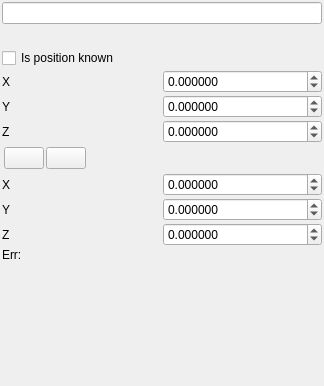
Above: utils/corestructs/cameraModel/featurePointControlWidget.ui from NickPenkrat/corecvs before the change. Below: the same form after it.
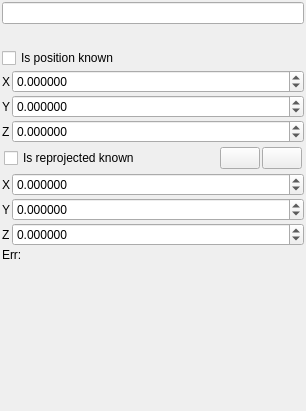
That is the form after the change. Icons and pictures are not drawn. Custom widgets are drawn as their Qt base class.

Patch:
```diff
--- a/utils/corestructs/cameraModel/featurePointControlWidget.ui
+++ b/utils/corestructs/cameraModel/featurePointControlWidget.ui
@@ -6,8 +6,8 @@
    <rect>
     <x>0</x>
     <y>0</y>
-    <width>324</width>
-    <height>386</height>
+    <width>306</width>
+    <height>411</height>
    </rect>
   </property>
   <property name="windowTitle">
@@ -56,6 +56,12 @@
      </property>
      <item row="0" column="0">
       <widget class="QLabel" name="label_8">
+       <property name="sizePolicy">
+        <sizepolicy hsizetype="Fixed" vsizetype="Preferred">
+         <horstretch>0</horstretch>
+         <verstretch>0</verstretch>
+        </sizepolicy>
+       </property>
        <property name="text">
         <string>X</string>
        </property>
@@ -134,47 +140,7 @@
       <property name="spacing">
        <number>2</number>
       </property>
-      <item row="0" column="0">
-       <widget class="QPushButton" name="posToReprojButton">
-        <property name="toolTip">
-         <string>Copy Position to Trinangulation Guess</string>
-        </property>
-        <property name="text">
-         <string/>
-        </property>
-        <property name="icon">
-         <iconset resource="../../../resources/main.qrc">
-          <normaloff>:/new/prefix1/down_alt.png</normaloff>:/new/prefix1/down_alt.png</iconset>
-        </property>
-        <property name="iconSize">
-         <size>
-          <width>24</width>
-          <height>24</height>
-         </size>
-        </property>
-       </widget>
-      </item>
       <item row="0" column="1">
-       <widget class="QPushButton" name="reprojToPosButton">
-        <property name="toolTip">
-         <string>Copy Trinangulation Guess to Position</string>
-        </property>
-        <property name="text">
-         <string/>
-        </property>
-        <property name="icon">
-         <iconset resource="../../../resources/main.qrc">
-          <normaloff>:/new/prefix1/up_alt.png</normaloff>:/new/prefix1/up_alt.png</iconset>
-        </property>
-        <property name="iconSize">
-         <size>
-          <width>24</width>
-          <height>24</height>
-         </size>
-        </property>
-       </widget>
-      </item>
-      <item row="0" column="2">
        <spacer name="horizontalSpacer">
         <property name="orientation">
          <enum>Qt::Horizontal</enum>
@@ -187,6 +153,53 @@
         </property>
        </spacer>
       </item>
+      <item row="0" column="2">
+       <widget class="QPushButton" name="posToReprojButton">
+        <property name="toolTip">
+         <string>Copy Position to Trinangulation Guess</string>
+        </property>
+        <property name="text">
+         <string/>
+        </property>
+        <property name="icon">
+         <iconset resource="../../../resources/main.qrc">
+          <normaloff>:/new/prefix1/down_alt.png</normaloff>:/new/prefix1/down_alt.png</iconset>
+        </property>
+        <property name="iconSize">
+         <size>
+          <width>24</width>
+          <height>24</height>
+         </size>
+        </property>
+       </widget>
+      </item>
+      <item row="0" column="3">
+       <widget class="QPushButton" name="reprojToPosButton">
+        <property name="toolTip">
+         <string>Copy Trinangulation Guess to Position</string>
+        </property>
+        <property name="text">
+         <string/>
+        </property>
+        <property name="icon">
+         <iconset resource="../../../resources/main.qrc">
+          <normaloff>:/new/prefix1/up_alt.png</normaloff>:/new/prefix1/up_alt.png</iconset>
+        </property>
+        <property name="iconSize">
+         <size>
+          <width>24</width>
+          <height>24</height>
+         </size>
+        </property>
+       </widget>
+      </item>
+      <item row="0" column="0">
+       <widget class="QCheckBox" name="hasReprojectedCheckBox">
+        <property name="text">
+         <string>Is reprojected known</string>
+        </property>
+       </widget>
+      </item>
      </layout>
     </widget>
    </item>
@@ -197,6 +210,12 @@
      </property>
      <item row="0" column="0">
       <widget class="QLabel" name="label_11">
+       <property name="sizePolicy">
+        <sizepolicy hsizetype="Fixed" vsizetype="Preferred">
+         <horstretch>0</horstretch>
+         <verstretch>0</verstretch>
+        </sizepolicy>
+       </property>
        <property name="text">
         <string>X</string>
        </property>
```
